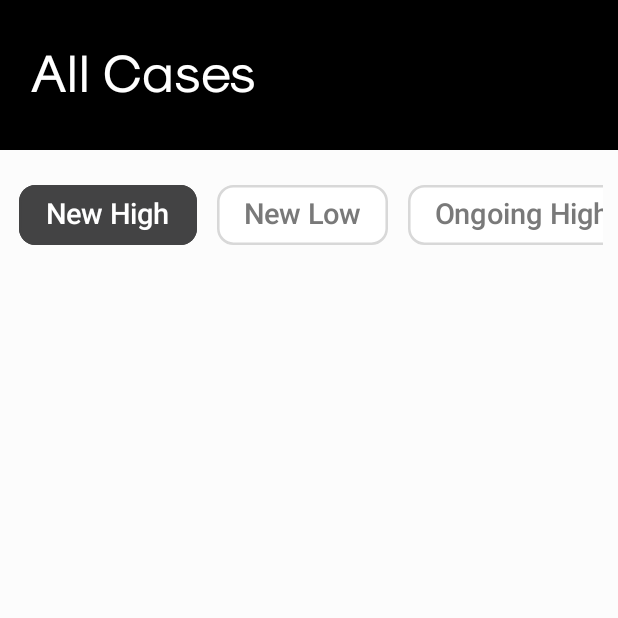
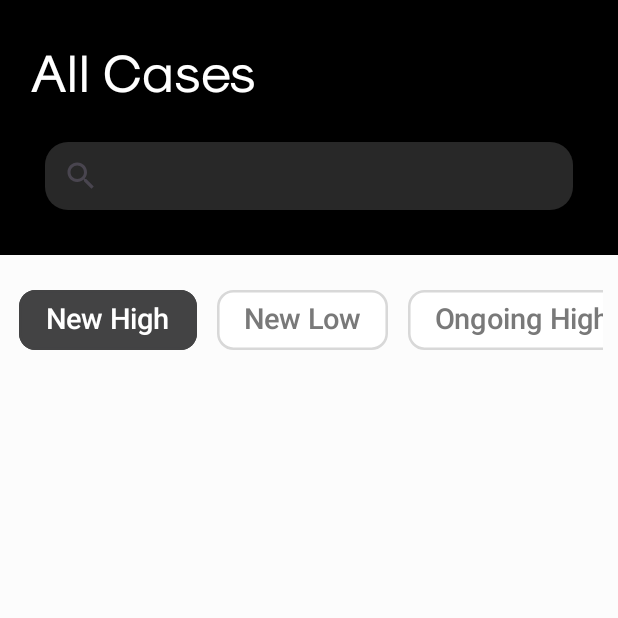
Before and after one commit to Broody-boy/JuryTech, an Android app: the fragment AllCasesFragment shown on its own in the app's theme, on a phone screen of 412 x 824 dp, the top half of it. Run offline under Robolectric (Android 15) with nearby library versions, the phone set to English and light mode, and no system bars; our stand-ins replace Firebase (no records; nobody signed in at launch, a user with empty details on screens opened directly); pictures from the network do not load; 1 statement that could not run was skipped.

Commit message:
added back the search bar

```diff
--- a/app/src/main/res/layout/fragment_all_cases.xml
+++ b/app/src/main/res/layout/fragment_all_cases.xml
@@ -10,7 +10,7 @@
 
     <RelativeLayout
         android:layout_width="match_parent"
-        android:layout_height="100dp"
+        android:layout_height="170dp"
         android:background="@color/black">
 
         <TextView
@@ -23,6 +23,17 @@
             app:layout_constraintTop_toTopOf="parent"
             android:layout_marginTop="25dp"
             android:layout_marginStart="20dp" />
+
+        <androidx.appcompat.widget.SearchView
+            android:layout_width="match_parent"
+            android:layout_height="45dp"
+            android:background="@drawable/bg_search_bar"
+            android:layout_marginHorizontal="30dp"
+            android:layout_alignParentBottom="true"
+            android:layout_marginBottom="30dp"
+            android:textAppearance="@color/white"
+            android:hint="Search by Case Name, Respondent, Applicant"
+            />
 
     </RelativeLayout>
 
```
